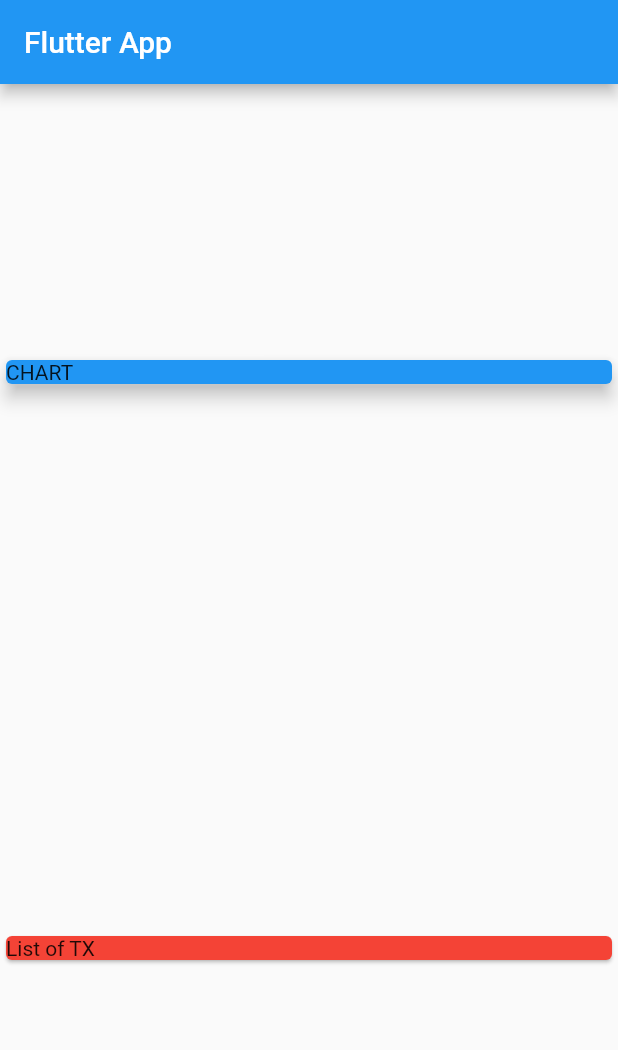
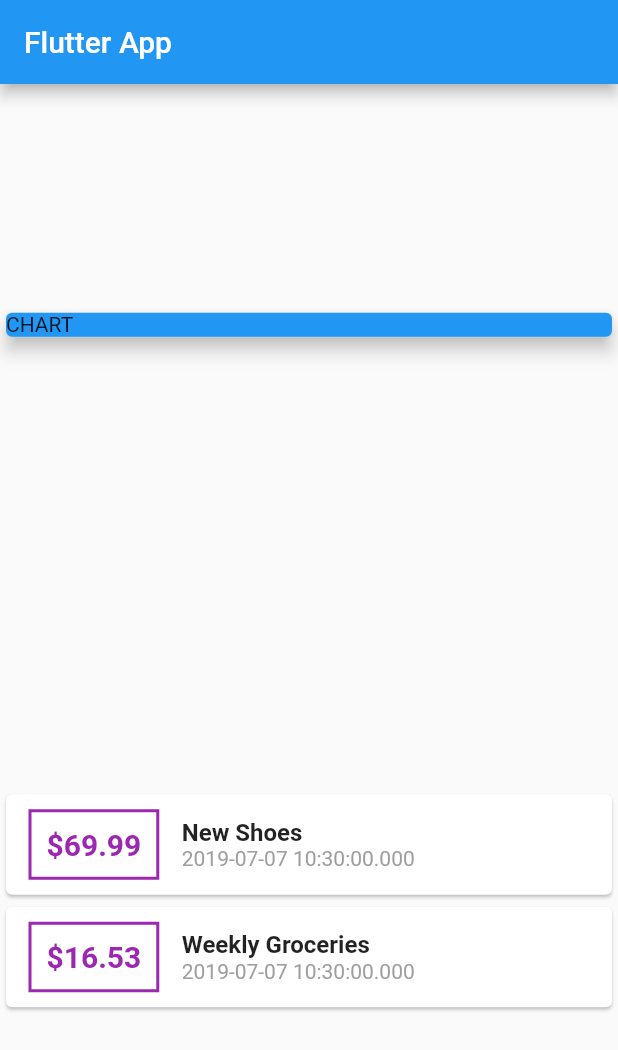
Before and after one commit to Zureka/udemy-flutter-course, a Flutter app: the screen it shows after launch, on a phone screen of 412 x 824 dp. Shown: the top 1050 px of the screen. Run offline on Flutter 3.47's test engine with Material 2 defaults, Android fonts, the phone set to English and light mode, and no system bars.

Commit message:
Start rendering a list of transactions

```diff
--- a/expense_tracker/lib/main.dart
+++ b/expense_tracker/lib/main.dart
@@ -1,4 +1,6 @@
 import 'package:flutter/material.dart';
+
+import './transaction.dart';
 
 void main() => runApp(MyApp());
 
@@ -13,6 +15,21 @@ class MyApp extends StatelessWidget {
 }
 
 class MyHomePage extends StatelessWidget {
+  final List<Transaction> transactions = [
+    Transaction(
+      id: 't1',
+      title: 'New Shoes',
+      amount: 69.99,
+      date: DateTime.now(),
+    ),
+    Transaction(
+      id: 't2',
+      title: 'Weekly Groceries',
+      amount: 16.53,
+      date: DateTime.now(),
+    )
+  ];
+
   @override
   Widget build(BuildContext context) {
     return Scaffold(
@@ -31,9 +48,54 @@ class MyHomePage extends StatelessWidget {
               elevation: 5,
             ),
           ),
-          Card(
-            child: Text('List of TX'),
-            color: Colors.red,
+          Column(
+            children: transactions.map((tx) {
+              return Card(
+                child: Row(
+                  children: <Widget>[
+                    Container(
+                      margin: EdgeInsets.symmetric(
+                        vertical: 10,
+                        horizontal: 15,
+                      ),
+                      decoration: BoxDecoration(
+                        border: Border.all(
+                          color: Colors.purple,
+                          width: 2,
+                        ),
+                      ),
+                      padding: EdgeInsets.all(10.0),
+                      child: Text(
+                        '\$${tx.amount}',
+                        style: TextStyle(
+                          fontWeight: FontWeight.bold,
+                          fontSize: 20,
+                          color: Colors.purple,
+                        ),
+                      ),
+                    ),
+                    Column(
+                      crossAxisAlignment: CrossAxisAlignment.start,
+                      children: <Widget>[
+                        Text(
+                          tx.title,
+                          style: TextStyle(
+                            fontSize: 16,
+                            fontWeight: FontWeight.bold,
+                          ),
+                        ),
+                        Text(
+                          '${tx.date}',
+                          style: TextStyle(
+                            color: Colors.grey,
+                          ),
+                        )
+                      ],
+                    )
+                  ],
+                ),
+              );
+            }).toList(),
           ),
         ],
       ),
--- a/expense_tracker/lib/transaction.dart
+++ b/expense_tracker/lib/transaction.dart
@@ -1,3 +1,5 @@
+import 'package:flutter/foundation.dart';
+
 class Transaction {
   final String id;
   final String title;
@@ -5,9 +7,9 @@ class Transaction {
   final DateTime date;
 
   Transaction({
-    this.id,
-    this.title,
-    this.amount,
-    this.date,
+    @required this.id,
+    @required this.title,
+    @required this.amount,
+    @required this.date,
   });
 }
```
